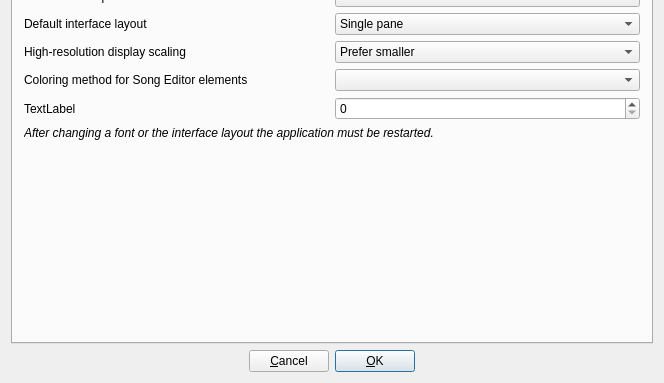
hydrogen-music/hydrogen, file src/gui/src/PreferencesDialog_UI.ui: the form before one commit; both pictures show x 0 to 664 and y 203 to 586 of the 664 by 586 pixel window.
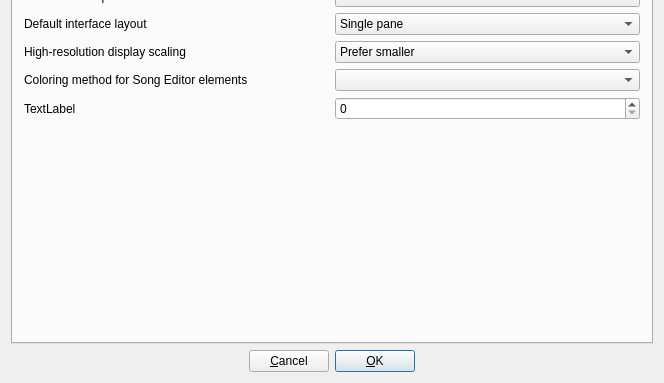
The form after the commit. Custom widgets are drawn as their Qt base class.

Commit message: show restart warning only if UI options changed

```diff
--- a/src/gui/src/PreferencesDialog_UI.ui
+++ b/src/gui/src/PreferencesDialog_UI.ui
@@ -1220,7 +1220,7 @@
        <item>
         <widget class="QLabel" name="textLabel3">
          <property name="text">
-          <string>&lt;html&gt;&lt;head/&gt;&lt;body&gt;&lt;p&gt;&lt;span style=&quot; font-style:italic;&quot;&gt;After changing a font or the interface layout the application must be restarted.&lt;/span&gt;&lt;/p&gt;&lt;/body&gt;&lt;/html&gt;</string>
+          <string>&lt;html&gt;&lt;head/&gt;&lt;body&gt;&lt;p&gt;&lt;br/&gt;&lt;/p&gt;&lt;p&gt;&lt;br/&gt;&lt;/p&gt;&lt;/body&gt;&lt;/html&gt;</string>
          </property>
          <property name="wordWrap">
           <bool>true</bool>
```
Left out of the diff: 2 changed lines with no effect on the pictures. The commit also changes 2 other files.
